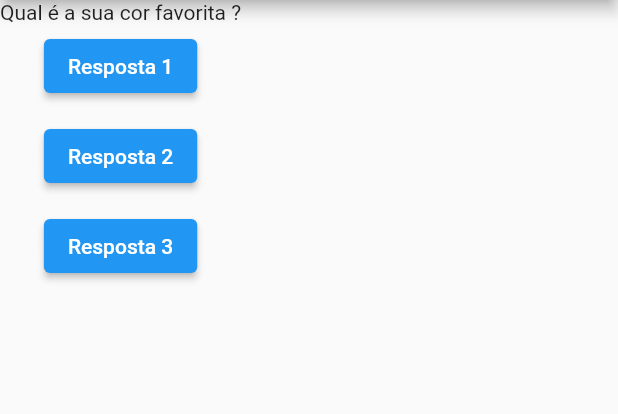
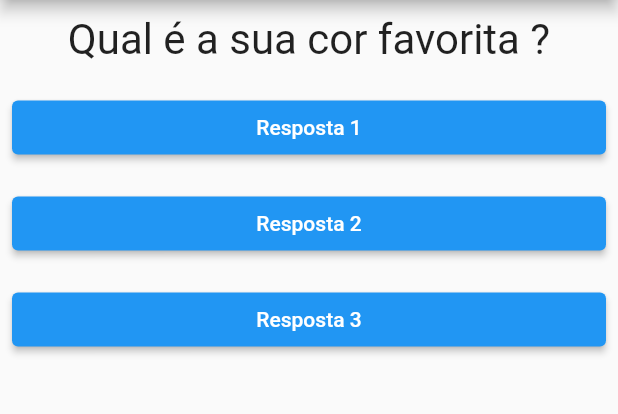
Before and after one commit to Icimm/projeto_perguntas, a Flutter app: the screen it shows after launch, on a phone screen of 412 x 824 dp, the part 84-498 px from its top. Run offline on Flutter 3.47's test engine with Material 2 defaults, Android fonts, the phone set to English and light mode, and no system bars.

Commit message:
frist commit
foram criados botoes

adicao de paddings e mudanças gerais para stateful

adicao de um novo arquivo questao.dart que vai acontecer as mudanças setadas

novo arquivo resposta.dart

```diff
--- a/lib/main.dart
+++ b/lib/main.dart
@@ -2,6 +2,7 @@
 import 'package:flutter/cupertino.dart';
 import 'package:flutter/material.dart';
 import './questao.dart';
+import './resposta.dart';
 
 main() {
 runApp(PerguntaApp());
@@ -15,7 +16,6 @@ class _PerguntaAppState extends State<PerguntaApp> {
     setState(() {
       _perguntaSelecionada++;
     });
-    print(_perguntaSelecionada);
   }
     @override
     Widget build(BuildContext context) {
@@ -33,27 +33,9 @@ class _PerguntaAppState extends State<PerguntaApp> {
           body: Column(
             children: [
               Questao(perguntas[_perguntaSelecionada]),
-              Padding(
-                padding: const EdgeInsets.all(4.0),
-                child: ElevatedButton(
-                  child: Text('Resposta 1'),
-                  onPressed:  _responder,
-                ),
-              ),
-              Padding(
-                padding: const EdgeInsets.all(8.0),
-                child: ElevatedButton(
-                  child: Text('Resposta 2'),
-                  onPressed:  _responder,
-                ),
-              ),
-              Padding(
-                padding: const EdgeInsets.all(4.0),
-                child: ElevatedButton(
-                  child: Text('Resposta 3'),
-                  onPressed:  _responder,
-                ),
-              ),
+              Resposta('Resposta 1', _responder),
+              Resposta('Resposta 2', _responder),
+              Resposta('Resposta 3', _responder),
             ],
           ),
         ),
--- a/lib/questao.dart
+++ b/lib/questao.dart
@@ -8,6 +8,14 @@ class Questao extends StatelessWidget {
 
   @override
   Widget build(BuildContext context) {
-    return  Text(texto);
+    return  Container(
+      width: double.infinity,
+      margin: EdgeInsets.all(10),
+      child: Text(
+        texto,
+        style: TextStyle(fontSize: 28,),
+        textAlign: TextAlign.center,
+        ),
+    );
   }
 }
--- /dev/null
+++ b/lib/resposta.dart
@@ -0,0 +1,22 @@
+import 'package:flutter/material.dart';
+
+ class Resposta extends StatelessWidget {
+   final String texto;
+   final void Function() quandoSelecionado;
+
+   Resposta(this.texto, this.quandoSelecionado);
+
+     @override
+     Widget build(BuildContext context) {
+       return Padding(
+         padding: const EdgeInsets.all(8.0),
+         child: Container(
+           width: double.infinity,
+           child: ElevatedButton(
+             child: Text(texto),
+             onPressed: quandoSelecionado,
+           ),
+         ),
+       );
+     }
+   }
```
